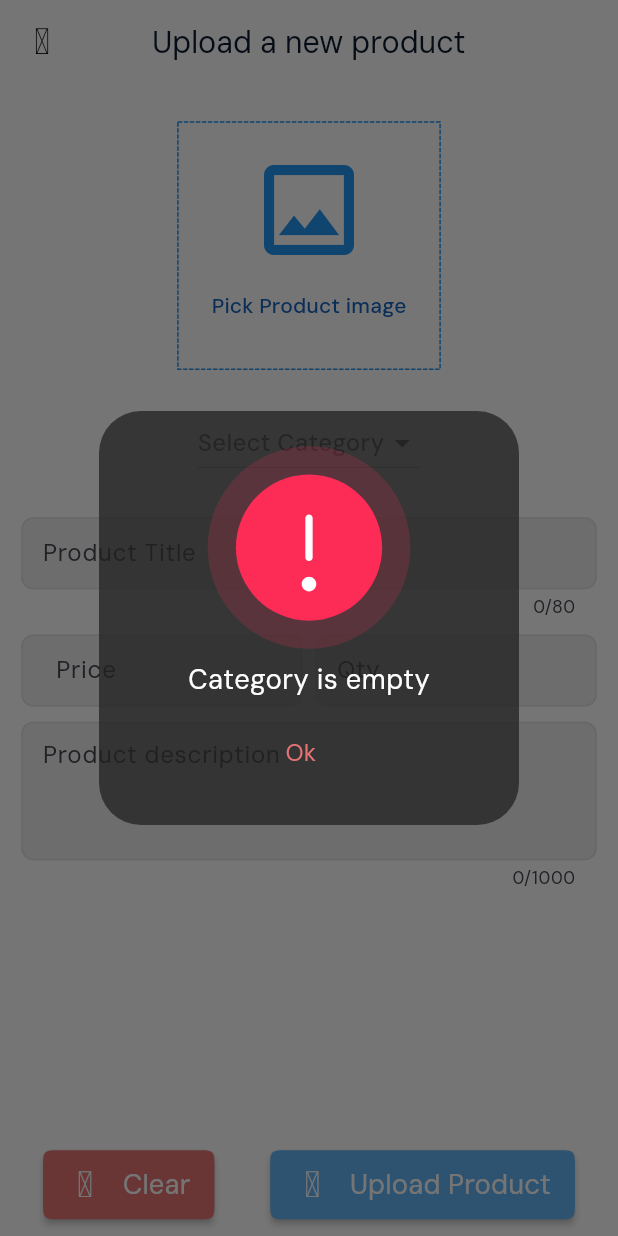
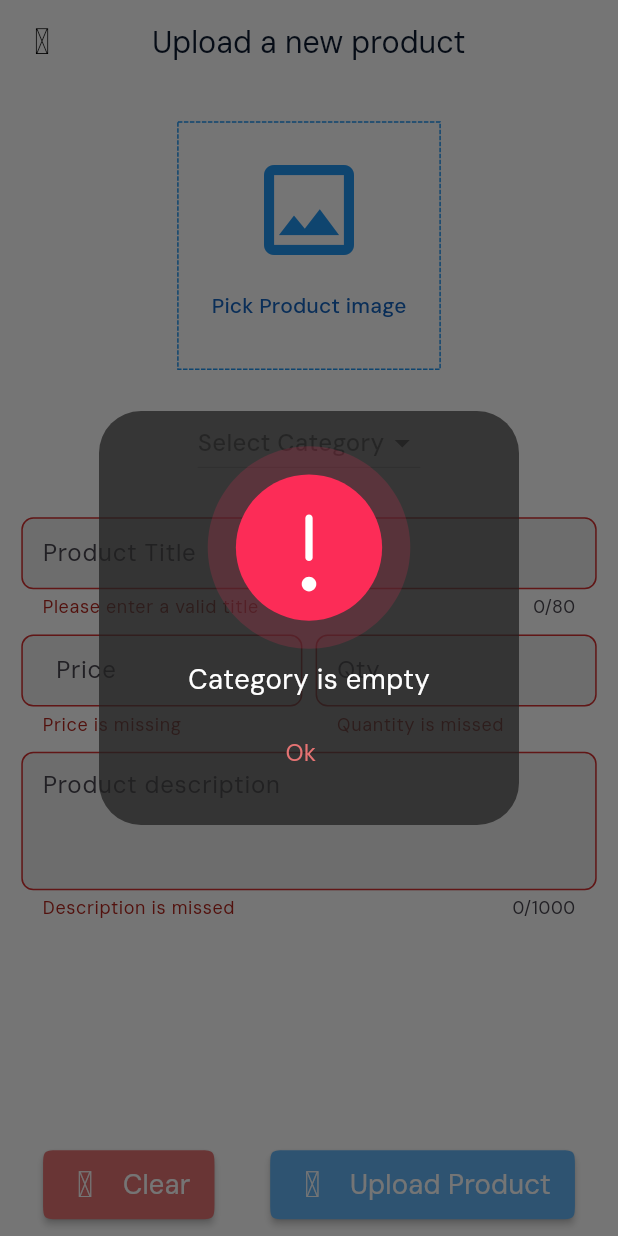
Before and after one commit to OmarIssa0/admin_smart_shope, a Flutter app: the AddProductView screen opened by its route, after a tap on "Upload Product", on a phone screen of 412 x 824 dp. Run offline on Flutter 3.47's test engine with Material 2 defaults, Android fonts, the phone set to English and light mode, and no system bars; drawn by our look-alikes of dotted_border, lottie; our stand-ins replace cloud_firestore, fancy_shimmer_image, firebase_core, firebase_storage, flutter_screenutil, fluttertoast and 2 more; missing offline and left inert: dynamic_height_grid_view; accounts and stored records are empty.

Commit message:
add firebase storage product in the data base

```diff
--- /dev/null
+++ b/lib/core/utils/app_image.dart
@@ -0,0 +1,24 @@
+class MangerImage {
+  // banner home view 2 image
+  static const kBanner1 = 'assets/images/banners/banner1.png';
+  static const kBanner2 = 'assets/images/banners/banner2.png';
+
+  // images categories 8 image
+  static const kBookCategories = 'assets/images/categories/book_img.png';
+  static const kCosmeticCategories = 'assets/images/categories/cosmetics.png';
+  static const kElectronCategories = 'assets/images/categories/electronics.png';
+  static const kFashionCategories = 'assets/images/categories/fashion.png';
+  static const kMobilesCategories = 'assets/images/categories/mobiles.png';
+  static const kPcCategories = 'assets/images/categories/pc.png';
+  static const kShoesCategories = 'assets/images/categories/shoes.png';
+  static const kWatchCategories = 'assets/images/categories/watch.png';
+
+  // lottile
+  static const kDeleteCartAndWishlist = "assets/lottile/delete_cart.json";
+  static const kForgotPassword = "assets/lottile/forgot_password.json";
+  static const kLogout = "assets/lottile/logout.json";
+  static const kSendEmail = "assets/lottile/send_email.json";
+  static const kError = "assets/lottile/error.json";
+  static const kInlrqieq = 'assets/lottile/animation_lnlrqieq.json';
+  static const kQuestion = 'assets/lottie/question.json';
+}
--- a/lib/features/add_product/peresntation/view/add_product_view.dart
+++ b/lib/features/add_product/peresntation/view/add_product_view.dart
@@ -3,15 +3,21 @@ import 'dart:io';
 import 'package:admin_shope/core/utils/widgets/alert_dialog.dart';
 import 'package:admin_shope/core/utils/widgets/title_text.dart';
 import 'package:admin_shope/features/add_product/peresntation/view_model/model/product_model.dart';
+import 'package:admin_shope/loading_manger.dart';
+import 'package:cloud_firestore/cloud_firestore.dart';
 import 'package:dotted_border/dotted_border.dart';
+import 'package:firebase_storage/firebase_storage.dart';
 import 'package:flutter/material.dart';
 import 'package:flutter/services.dart';
 import 'package:flutter_screenutil/flutter_screenutil.dart';
+import 'package:fluttertoast/fluttertoast.dart';
 import 'package:iconly/iconly.dart';
 import 'package:image_picker/image_picker.dart';
+import 'package:uuid/uuid.dart';
 
 import '../../../../core/constant/app_constants.dart';
 import '../../../../core/constant/my_validators.dart';
+import '../../../../core/utils/app_image.dart';
 
 class AddProductView extends StatefulWidget {
   static const kAddProduct = '/kAddProduct';
@@ -32,6 +38,10 @@ class _AddProductViewState extends State<AddProductView> {
 
   // dropDown Bottom
   String? _categoryValue;
+
+  bool _isLoading = false;
+
+  String? productImageUrl;
 
 // controller
   late TextEditingController _titleController,
@@ -81,6 +91,31 @@ class _AddProductViewState extends State<AddProductView> {
   }
 
   Future<void> _uploadProduct() async {
+    // if (_categoryValue == null) {
+    //   AlertDialogMethods.showDialogWaring(
+    //     context: context,
+    //     titleBottom: "Ok",
+    //     subtitle: "Category is empty",
+    //     lottileAnimation: "assets/lottie/error.json",
+    //     function: () {
+    //       Navigator.of(context).pop();
+    //     },
+    //   );
+    //   return;
+    // }
+    // if (pickImage == null) {
+    //   AlertDialogMethods.showDialogWaring(
+    //     context: context,
+    //     titleBottom: "Ok",
+    //     lottileAnimation: "assets/lottie/error.json",
+    //     function: () {},
+    //   );
+    // }
+    // final isValid = _formKey.currentState!.validate();
+    // FocusScope.of(context).unfocus();
+    // if (isValid) {}
+    final isValid = _formKey.currentState!.validate();
+    FocusScope.of(context).unfocus();
     if (_categoryValue == null) {
       AlertDialogMethods.showDialogWaring(
         context: context,
@@ -93,17 +128,81 @@ class _AddProductViewState extends State<AddProductView> {
       );
       return;
     }
-    if (pickImage == null) {
-      AlertDialogMethods.showDialogWaring(
+    if (isValid) {
+      _formKey.currentState!.save();
+      // Navigator.of(context).push(AnimationNav.createRouteHomeView());
+      try {
+        setState(() {
+          _isLoading = true;
+        });
+
+        final ref = FirebaseStorage.instance
+            .ref()
+            .child("productsImages")
+            .child("${_titleController.text.trim()}.jpg");
+
+        await ref.putFile(File(pickImage!.path));
+        productImageUrl = await ref.getDownloadURL();
+
+        final productID = const Uuid().v4();
+
+        await FirebaseFirestore.instance
+            .collection("products")
+            .doc(productID)
+            .set({
+          "userId": productID,
+          "userTitle": _titleController.text,
+          "userPrice": _priceController.text,
+          "userImage": productImageUrl,
+          "userCategory": _categoryValue,
+          "userDescription": _descriptionController.text,
+          "userQuantity": _quantityController.text,
+          "createdAt": Timestamp.now(),
+        });
+        Fluttertoast.showToast(
+          msg: "Product has been added",
+          toastLength: Toast.LENGTH_SHORT,
+          textColor: Colors.white,
+        );
+        if (!mounted) return;
+        await AlertDialogMethods.showDialogWaring(
+          isError: false,
           context: context,
+          subtitle: "Clear form?",
           titleBottom: "Ok",
-        lottileAnimation: "assets/lottie/error.json",
-        function: () {},
+          lottileAnimation: MangerImage.kQuestion,
+          // lottileAnimation: MangerImage.kError,
+          function: () {
+            clearForm();
+            Navigator.of(context).pop();
+          },
         );
+      } on FirebaseException catch (error) {
+        AlertDialogMethods.showError(
+          context: context,
+          subtitle: "An error has been occured${error.message}.",
+          titleBottom: "Ok",
+          lottileAnimation: MangerImage.kError,
+          function: () {
+            // Navigator.of(context).pop
+          },
+        );
+      } catch (error) {
+        AlertDialogMethods.showError(
+          context: context,
+          subtitle: "An error has been occured $error",
+          titleBottom: "Ok",
+          lottileAnimation: MangerImage.kError,
+          function: () {
+            Navigator.of(context).pop();
+          },
+        );
+      } finally {
+        setState(() {
+          _isLoading = false;
+        });
       }
-    final isValid = _formKey.currentState!.validate();
-    FocusScope.of(context).unfocus();
-    if (isValid) {}
+    }
   }
 
   Future<void> _editProduct() async {
@@ -144,7 +243,9 @@ class _AddProductViewState extends State<AddProductView> {
   @override
   Widget build(BuildContext context) {
     Size size = MediaQuery.of(context).size;
-    return GestureDetector(
+    return LoadingMangerView(
+      isLoading: _isLoading,
+      child: GestureDetector(
         onTap: () {
           FocusScope.of(context).unfocus();
         },
@@ -437,6 +538,7 @@ class _AddProductViewState extends State<AddProductView> {
             ),
           ),
         ),
+      ),
     );
   }
 }
--- a/lib/features/add_product/peresntation/view_model/model/product_model.dart
+++ b/lib/features/add_product/peresntation/view_model/model/product_model.dart
@@ -1,3 +1,4 @@
+import 'package:cloud_firestore/cloud_firestore.dart';
 import 'package:flutter/material.dart';
 
 class ProductModel with ChangeNotifier {
@@ -8,6 +9,7 @@ class ProductModel with ChangeNotifier {
       productDescription,
       productImage,
       productQuantity;
+  Timestamp? createdAt;
 
   ProductModel({
     required this.productId,
@@ -17,5 +19,6 @@ class ProductModel with ChangeNotifier {
     required this.productDescription,
     required this.productImage,
     required this.productQuantity,
+    this.createdAt,
   });
 }
--- /dev/null
+++ b/lib/loading_manger.dart
@@ -0,0 +1,46 @@
+import 'package:flutter/material.dart';
+
+class LoadingMangerView extends StatelessWidget {
+  const LoadingMangerView({
+    super.key,
+    required this.isLoading,
+    required this.child,
+  });
+
+  final bool isLoading;
+  final Widget child;
+
+  @override
+  Widget build(BuildContext context) {
+    return Stack(
+      alignment: Alignment.center,
+      children: [
+        child,
+        if (isLoading) ...[
+          // Container(
+          //   color: Colors.black.withOpacity(0.7),
+          // ),
+          Row(
+            mainAxisAlignment: MainAxisAlignment.center,
+            // crossAxisAlignment: CrossAxisAlignment.center,
+            children: [
+              Container(
+                decoration: BoxDecoration(
+                  color: Colors.transparent.withOpacity(.20),
+                  borderRadius: BorderRadius.circular(12),
+                ),
+                height: 75,
+                width: 75,
+                child: const Center(
+                  child: CircularProgressIndicator(
+                    color: Colors.black,
+                  ),
+                ),
+              ),
+            ],
+          ),
+        ]
+      ],
+    );
+  }
+}
--- a/lib/main.dart
+++ b/lib/main.dart
@@ -11,8 +11,8 @@ import 'package:flutter_screenutil/flutter_screenutil.dart';
 import 'package:provider/provider.dart';
 
 void main() async {
-  // WidgetsFlutterBinding.ensureInitialized();
-
+  WidgetsFlutterBinding.ensureInitialized();
+  Firebase.initializeApp();
   WidgetsFlutterBinding.ensureInitialized();
   SystemChrome.setPreferredOrientations([
     DeviceOrientation.portraitUp,
@@ -26,7 +26,7 @@ class MyApp extends StatelessWidget {
   @override
   Widget build(BuildContext context) {
     return FutureBuilder(
-      future: Firebase.initializeApp(),
+      // future: Firebase.initializeApp(),
       builder: (context, snapshot) {
         if (snapshot.connectionState == ConnectionState.waiting) {
           const Scaffold(
--- a/pubspec.yaml
+++ b/pubspec.yaml
@@ -38,6 +38,7 @@ dependencies:
   flutter:
     sdk: flutter
   flutter_screenutil: ^5.9.0
+  fluttertoast: ^8.2.2
   iconly: ^1.0.1
   image_picker: ^1.0.4
   lottie: ^2.6.0
```
Also changed, not shown: assets/lottie/question.json (added, +1 -0 lines), lib/core/utils/widgets/alert_dialog.dart (+71 -2 lines), pubspec.lock. Lines whose indentation alone changed are shown as unchanged.
